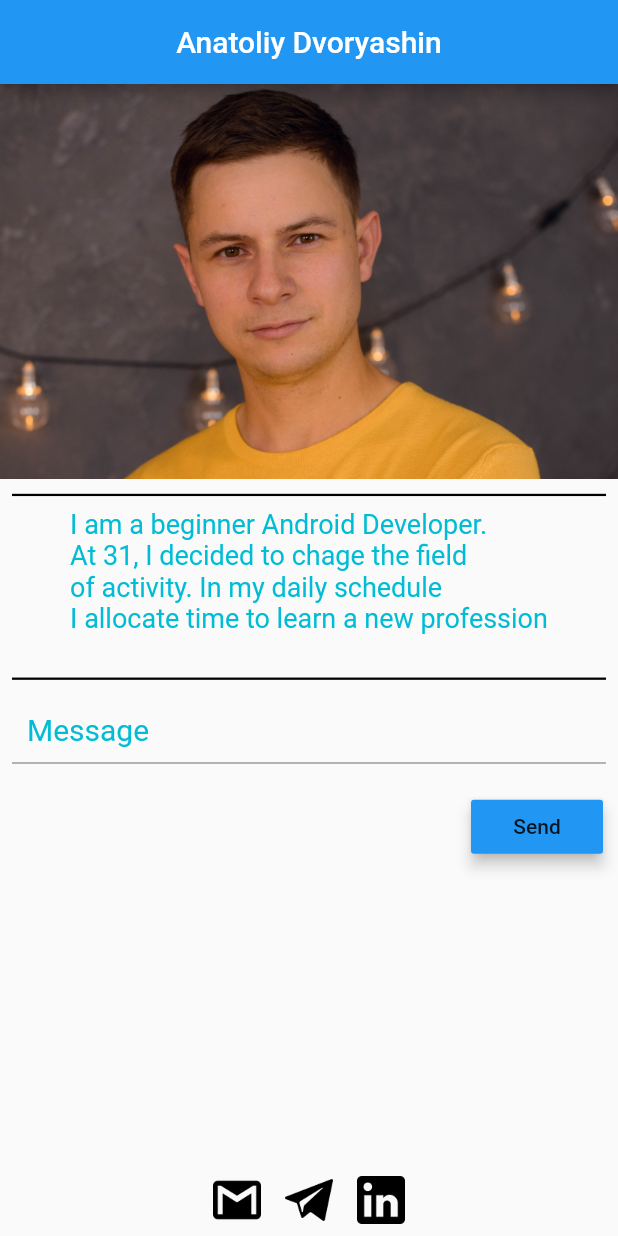
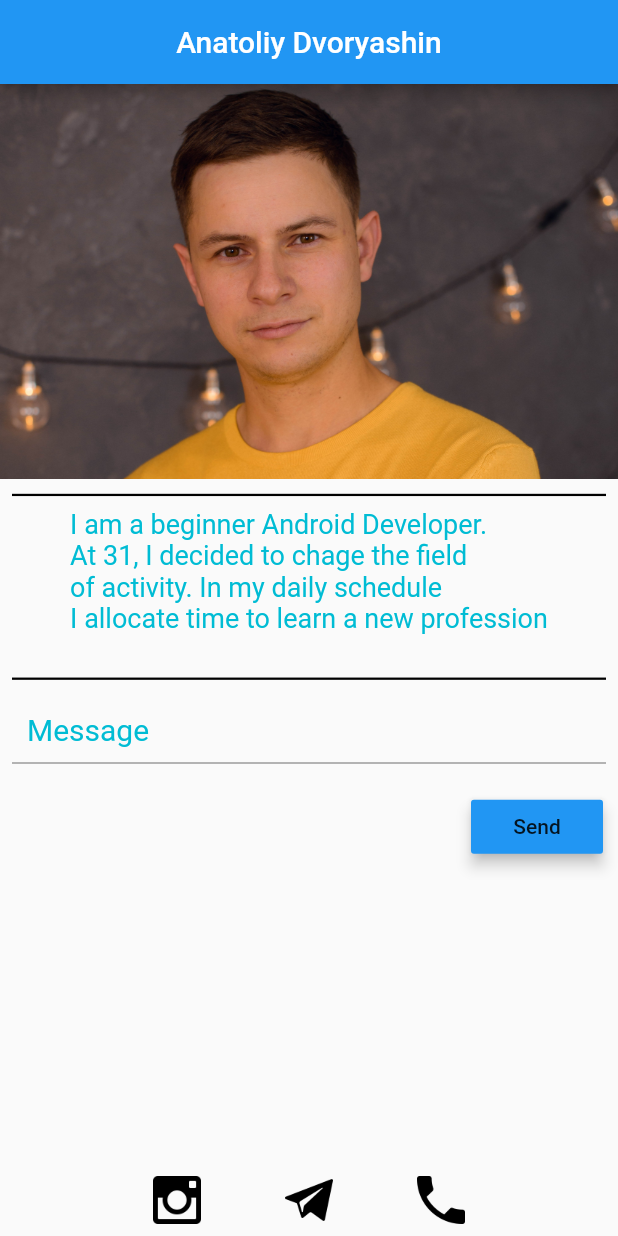
Before and after one commit to Exzhnik/Bussiness_card, a Flutter app: the screen it shows after launch, on a phone screen of 412 x 824 dp. Run offline on Flutter 3.47's test engine with Material 2 defaults, Android fonts, the phone set to English and light mode, and no system bars.

Commit message:
изменил иконкиБ добавил действие на иконкию и на кнопку send. осталось считать с текстового поля и передать в письмо электроное

```diff
--- a/lib/widgets.dart
+++ b/lib/widgets.dart
@@ -1,18 +1,18 @@
 import 'package:flutter/material.dart';
-import 'package:auto_size_text/auto_size_text.dart';
+import 'package:url_launcher/url_launcher.dart';
 
-//Icon Gmail
-class Gmail extends StatelessWidget {
+//Icon Instagram
+class Instagram extends StatelessWidget {
   @override
   Widget build(BuildContext context) {
-    var assetsImage_1 = new AssetImage('res/image/gmail.png');
+    var assetsImage_1 = new AssetImage('res/image/instagram.png');
 
     var image_1 = new Image(
       image: assetsImage_1,
       height: 32.0,
       width: 32.0,
     );
-    return new Container(child: image_1);
+    return new Container(child: new FlatButton(onPressed: () => launch('https://is.gd/sJjWcr'),child: image_1),);
   }
 }
 
@@ -25,22 +25,22 @@ class Telegram extends StatelessWidget {
       image: assetsImage2,
       height: 32.0,
       width: 32.0,
-    );
-    return new Container(child: image_2);
+      );
+    return new Container(child: new FlatButton(onPressed: () => launch('https://t.me/Exzhnik'),child: image_2, padding: EdgeInsets.all(0),),);
   }
 }
 
-//Icon Linkedin
-class Linkedin extends StatelessWidget {
+//Icon Phone
+class Phone extends StatelessWidget {
   @override
   Widget build(BuildContext context) {
-    var assetsImage_3 = new AssetImage('res/image/linkedin.png');
+    var assetsImage_3 = new AssetImage('res/image/phone.png');
     var image_3 = new Image(
       image: assetsImage_3,
       height: 32.0,
       width: 32.0,
     );
-    return new Container(child: image_3);
+    return new Container(child: new FlatButton(onPressed: () => launch("tel://+79064028160"),child: image_3,),);
   }
 }
 
@@ -114,16 +114,16 @@ class IconsLoc extends StatelessWidget {
           mainAxisAlignment: MainAxisAlignment.center,
           children: <Widget>[
             new Container(
-              padding: EdgeInsets.fromLTRB(8, 8, 8, 8),
-              child: new Gmail(),
+              padding: EdgeInsets.fromLTRB(0, 0, 0, 0),
+              child: new Instagram(),
             ),
             new Container(
-              padding: EdgeInsets.fromLTRB(8, 8, 8, 8),
+              padding: EdgeInsets.fromLTRB(0, 0, 0, 0),
               child: new Telegram(),
             ),
             new Container(
-              padding: EdgeInsets.fromLTRB(8, 8, 8, 8),
-              child: new Linkedin(),
+              padding: EdgeInsets.fromLTRB(0, 0, 0, 0),
+              child: new Phone(),
             ),
           ],
         ),
@@ -170,7 +170,7 @@ class Button extends StatelessWidget {
         color: Theme.of(context).accentColor,
         elevation: 4.0,
         splashColor: Colors.deepPurpleAccent,
-        onPressed: () {},
+        onPressed: () => launch('mailto:exzhnik@gmail.com?subject=News&body=New%20plugin'),
       ),
     );
   }
--- a/pubspec.yaml
+++ b/pubspec.yaml
@@ -17,6 +17,7 @@ dependencies:
     sdk: flutter
   transparent_image: ^0.1.0
   auto_size_text: ^0.3.0
+  url_launcher: ^4.0.3
 
   # The following adds the Cupertino Icons font to your application.
   # Use with the CupertinoIcons class for iOS style icons.
@@ -45,9 +46,9 @@ flutter:
   assets:
      - res/image/1.jpeg
      - res/image/1_2.jpeg
-     - res/image/gmail.png
+     - res/image/instagram.png
      - res/image/telegram.png
-     - res/image/linkedin.png
+     - res/image/phone.png
 
   # An image asset can refer to one or more resolution-specific "variants", see
   # https://flutter.io/assets-and-images/#resolution-aware.
```
Also changed, not shown: lib/main.dart (+21 -10 lines), res/image/gmail.png (deleted), res/image/instagram.png (added), res/image/linkedin.png (deleted), res/image/phone.png (added).
